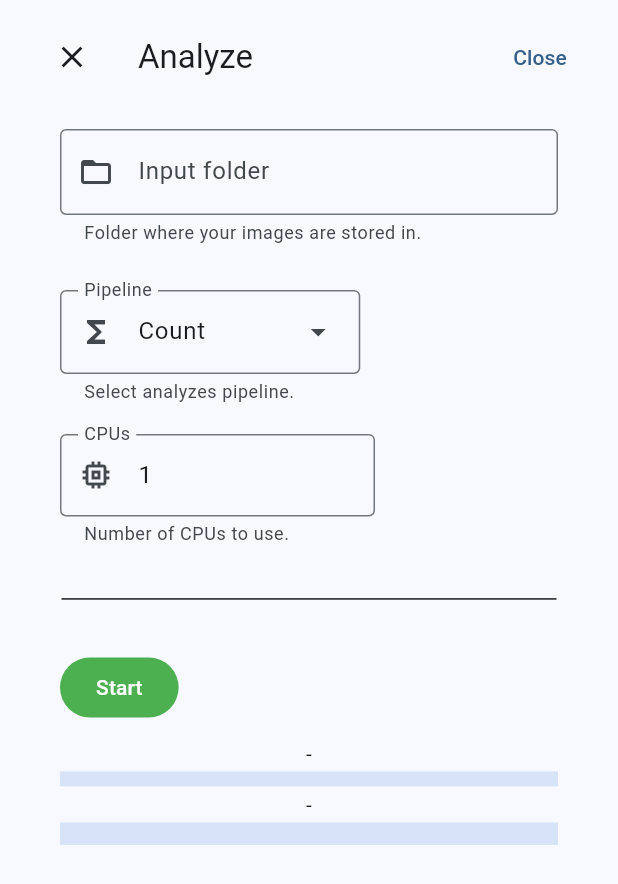
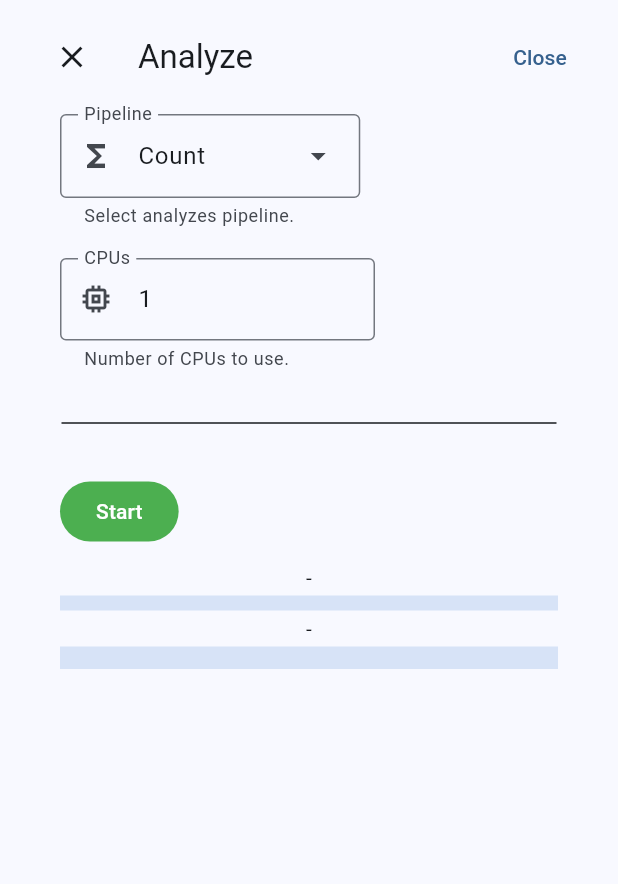
Before and after one commit to joda01/imagec_gui, a Flutter app: the DialogAnalyze screen opened directly, on a phone screen of 412 x 824 dp. Shown: the top 884 px of the screen. Run offline on Flutter 3.47's test engine with Material 2 defaults, Android fonts, the phone set to English and light mode, and no system bars; network calls fail.

Commit message:
chore: show input folder on main screen

```diff
--- a/lib/dialogs/dialog_analyze.dart
+++ b/lib/dialogs/dialog_analyze.dart
@@ -52,16 +52,6 @@ class _DialogAnalyze extends State<DialogAnalyze>
         _state = state;
       });
     }
-  }
-
-  void _updateFolderPath(String path) {
-    setState(() {
-      inputFolder.text = path;
-    });
-  }
-
-  void _onSelectionChange(String newFolder) {
-    newSelectedFolder = newFolder;
   }
 
   ///
@@ -177,35 +167,7 @@ class _DialogAnalyze extends State<DialogAnalyze>
     stopTimer();
   }
 
-  ///
-  /// Show open folder dialog
-  ///
-  void showOpenFolderDialog() {
-    showDialog<void>(
-      context: context,
-      builder: (context) => AlertDialog(
-        title: const Text('Select directory'),
-        content: OpenFolderDialog(
-            isSelectionMode: true,
-            onSelectionChange: _onSelectionChange,
-            selectedElement: newSelectedFolder),
-        actions: <Widget>[
-          TextButton(
-            child: const Text('Dismiss'),
-            onPressed: () => Navigator.of(context).pop(),
-          ),
-          FilledButton(
-            child: const Text('Okay'),
-            onPressed: () {
-              _updateFolderPath(newSelectedFolder!);
-              addChannelButtonStateWidget?.setState(() {});
-              Navigator.of(context).pop();
-            },
-          ),
-        ],
-      ),
-    );
-  }
+
 
   @override
   Widget build(BuildContext context) {
@@ -225,24 +187,6 @@ class _DialogAnalyze extends State<DialogAnalyze>
                     crossAxisAlignment: CrossAxisAlignment.stretch,
                     mainAxisAlignment: MainAxisAlignment.start,
                     children: [
-                      Padding(
-                          padding: const EdgeInsets.all(20.0),
-                          child: TextField(
-                            enabled:
-                                _state == AnalyzeState.STOPPED ? true : false,
-                            obscureText: false,
-                            controller: inputFolder,
-                            onTap: showOpenFolderDialog,
-                            decoration: InputDecoration(
-                                prefixIcon:
-                                    const Icon(Icons.folder_open_outlined),
-                                border: OutlineInputBorder(),
-                                labelText: 'Input folder',
-                                suffixText: '',
-                                hintText: '/home/user/images/',
-                                helperText:
-                                    'Folder where your images are stored in.'),
-                          )),
                       Wrap(
                           //crossAxisAlignment: CrossAxisAlignment.stretch,
                           //mainAxisAlignment: MainAxisAlignment.start,
```
Also changed, not shown: lib/screens/screen_analyze.dart (+68 -4 lines), lib/channel/channel_common.dart (line endings or trailing spaces).
